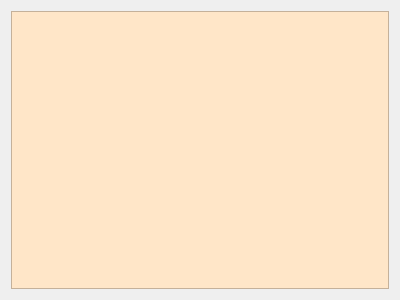
This is src/noteswindow.ui in objarni/notes2 as Qt 5 draws it before an edit. The edited form follows.
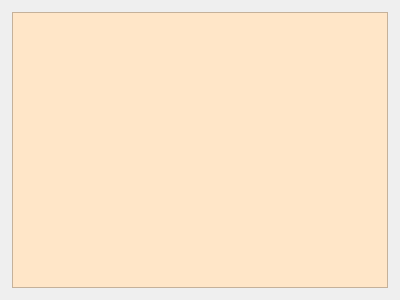
This is the edited form. Icons and pictures are not drawn.

Commit message: specify c++11 requirement. hide window frame. make window moveable by mouse

The edit to the form file:
```diff
--- a/src/noteswindow.ui
+++ b/src/noteswindow.ui
@@ -19,6 +19,18 @@
   </property>
   <widget class="QWidget" name="centralWidget">
    <layout class="QGridLayout" name="gridLayout">
+    <property name="leftMargin">
+     <number>12</number>
+    </property>
+    <property name="topMargin">
+     <number>12</number>
+    </property>
+    <property name="rightMargin">
+     <number>12</number>
+    </property>
+    <property name="bottomMargin">
+     <number>12</number>
+    </property>
     <item row="0" column="0">
      <widget class="QTextEdit" name="textEdit">
       <property name="styleSheet">
```
Left out of the diff: 3 changed lines with no effect on the pictures. The commit also changes 3 other files.
